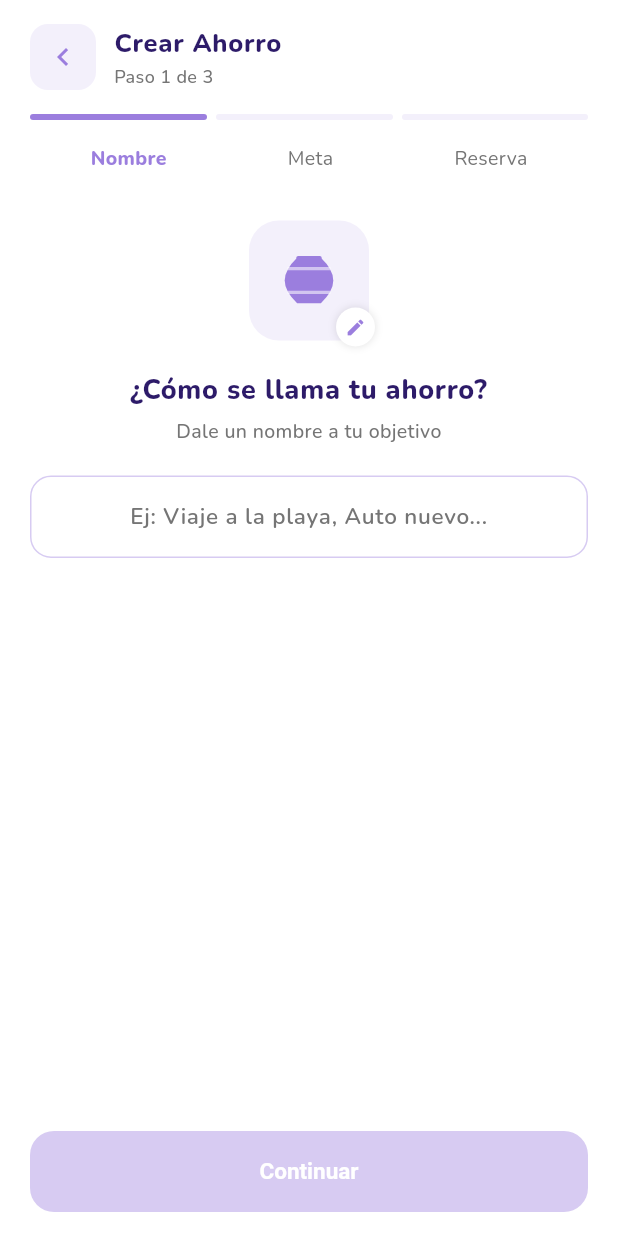
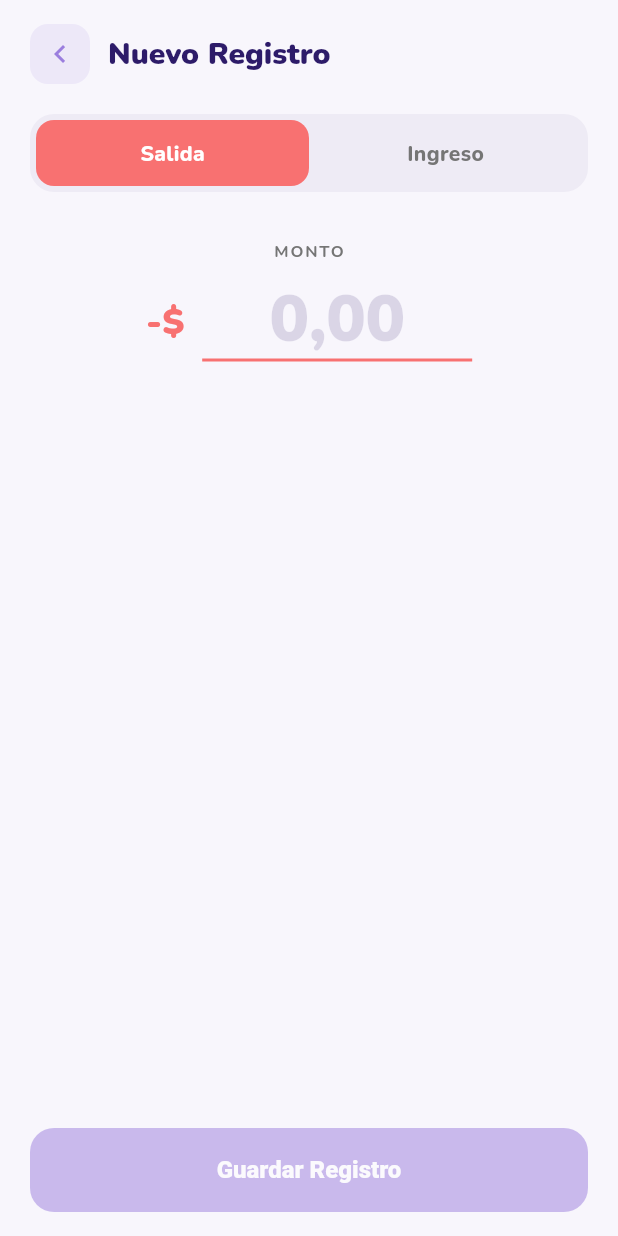
Before and after one commit to ginodisettimio/vitis, a Flutter app: the MainShellScreen screen opened by its route, scrolled down 374 dp, after a tap on "Ver todo", after a tap on the "add" icon, on a phone screen of 412 x 824 dp. Run offline on Flutter 3.47's test engine with Material 3 defaults, Android fonts, the phone set to English and light mode, and no system bars; our stand-ins replace dotted_border, fl_chart.

Commit message:
Added cash register

```diff
--- a/lib/main.dart
+++ b/lib/main.dart
@@ -1,4 +1,5 @@
 import 'package:flutter/material.dart';
+import 'package:vitis/screens/cash_register_screen.dart';
 import 'package:vitis/screens/change_password_screen.dart';
 import 'package:vitis/screens/expenses_screen.dart';
 import 'package:vitis/screens/movements_screen.dart';
@@ -34,6 +35,7 @@ class MainApp extends StatelessWidget {
         "/addwallet": (context) => AddWalletScreen(),
         "/expenses": (context) => ExpensesScreen(),
         "/movements": (context) => MovementsScreen(),
+        "/cashregister": (context) => CashRegisterScreen(),
         "/dashboard": (context) => MainShellScreen(inicial: NavSection.inicio),
         "/wallets": (context) =>
             MainShellScreen(inicial: NavSection.billeteras),
--- /dev/null
+++ b/lib/screens/cash_register_screen.dart
@@ -0,0 +1,119 @@
+import 'package:flutter/material.dart';
+import 'package:vitis/utils/app_theme.dart';
+import 'package:vitis/widgets/amount_input.dart';
+import 'package:vitis/widgets/back_header.dart';
+import 'package:vitis/widgets/form_btn.dart';
+import 'package:vitis/widgets/segmented_toggle.dart';
+
+enum TipoRegistro { salida, ingreso }
+
+class CashRegisterScreen extends StatefulWidget {
+  const CashRegisterScreen({super.key});
+
+  @override
+  State<CashRegisterScreen> createState() => _CashRegisterScreenState();
+}
+
+class _CashRegisterScreenState extends State<CashRegisterScreen> {
+  TipoRegistro _tipo = TipoRegistro.salida;
+  final TextEditingController _montoController = TextEditingController();
+
+  @override
+  void dispose() {
+    _montoController.dispose();
+    super.dispose();
+  }
+
+  double? get _monto {
+    final texto = _montoController.text
+        .replaceAll('.', '')
+        .replaceAll(',', '.');
+    return double.tryParse(texto);
+  }
+
+  bool get _isValid => (_monto ?? 0) > 0;
+
+  void _guardar() {
+    if (!_isValid) return;
+
+    // TODO: acá conectás la lógica real de guardado (API, base local, etc.)
+    debugPrint('Guardar ${_tipo.name}: \$${_monto!.toStringAsFixed(2)}');
+
+    Navigator.pop(context);
+  }
+
+  @override
+  Widget build(BuildContext context) {
+    final theme = Theme.of(context);
+    final colorTipo = _tipo == TipoRegistro.salida
+        ? theme.colorScheme.error
+        : AppTheme.success;
+
+    return Scaffold(
+      body: SafeArea(
+        child: CustomScrollView(
+          slivers: [
+            SliverFillRemaining(
+              hasScrollBody: false,
+              child: Padding(
+                padding: const EdgeInsets.symmetric(
+                  horizontal: 20,
+                  vertical: 16,
+                ),
+                child: Column(
+                  crossAxisAlignment: CrossAxisAlignment.stretch,
+                  children: [
+                    const BackHeader(titulo: 'Nuevo Registro'),
+                    const SizedBox(height: 20),
+
+                    // Switch Salida / Ingreso
+                    SegmentedToggle<TipoRegistro>(
+                      seleccionado: _tipo,
+                      onChanged: (tipo) => setState(() => _tipo = tipo),
+                      opciones: [
+                        SegmentedOption(
+                          valor: TipoRegistro.salida,
+                          texto: 'Salida',
+                          color: theme.colorScheme.error,
+                        ),
+                        const SegmentedOption(
+                          valor: TipoRegistro.ingreso,
+                          texto: 'Ingreso',
+                          color: AppTheme.success,
+                        ),
+                      ],
+                    ),
+                    const SizedBox(height: 32),
+
+                    // Monto
+                    AmountInput(
+                      controller: _montoController,
+                      prefijo: _tipo == TipoRegistro.salida ? '-\$' : '+\$',
+                      color: colorTipo,
+                      onChanged: (_) => setState(() {}),
+                    ),
+
+                    const Spacer(),
+                    const SizedBox(height: 24),
+
+                    // Botón Guardar
+                    Opacity(
+                      opacity: _isValid ? 1.0 : 0.5,
+                      child: SizedBox(
+                        height: 56,
+                        child: FormBtn(
+                          text: 'Guardar Registro',
+                          onPressed: _guardar,
+                        ),
+                      ),
+                    ),
+                  ],
+                ),
+              ),
+            ),
+          ],
+        ),
+      ),
+    );
+  }
+}
--- /dev/null
+++ b/lib/widgets/amount_input.dart
@@ -0,0 +1,85 @@
+import 'package:flutter/material.dart';
+import 'package:flutter/services.dart';
+
+// Monto grande con prefijo (ej: -$ / +$) y subrayado del color indicado.
+class AmountInput extends StatelessWidget {
+  final TextEditingController controller;
+  final String prefijo;
+  final Color color;
+  final ValueChanged<String>? onChanged;
+  final String label;
+
+  const AmountInput({
+    super.key,
+    required this.controller,
+    required this.prefijo,
+    required this.color,
+    this.onChanged,
+    this.label = 'MONTO',
+  });
+
+  @override
+  Widget build(BuildContext context) {
+    final theme = Theme.of(context);
+    final estiloMonto = theme.textTheme.displayLarge?.copyWith(fontSize: 44);
+    final subrayado = UnderlineInputBorder(
+      borderSide: BorderSide(color: color, width: 2),
+    );
+
+    return Column(
+      children: [
+        Text(
+          label,
+          style: theme.textTheme.bodyMedium?.copyWith(
+            fontSize: 11,
+            fontWeight: FontWeight.w700,
+            letterSpacing: 1.2,
+          ),
+        ),
+        const SizedBox(height: 12),
+        Row(
+          mainAxisAlignment: MainAxisAlignment.center,
+          crossAxisAlignment: CrossAxisAlignment.center,
+          children: [
+            Text(
+              prefijo,
+              style: TextStyle(
+                color: color,
+                fontSize: 24,
+                fontWeight: FontWeight.w900,
+              ),
+            ),
+            const SizedBox(width: 12),
+            SizedBox(
+              width: 180,
+              child: TextField(
+                controller: controller,
+                onChanged: onChanged,
+                keyboardType:
+                    const TextInputType.numberWithOptions(decimal: true),
+                inputFormatters: [
+                  FilteringTextInputFormatter.allow(RegExp(r'[0-9.,]')),
+                ],
+                textAlign: TextAlign.center,
+                style: estiloMonto,
+                cursorColor: color,
+                decoration: InputDecoration(
+                  hintText: '0,00',
+                  hintStyle: estiloMonto?.copyWith(
+                    color: theme.colorScheme.onSurface.withValues(alpha: 0.15),
+                  ),
+                  // Sin el relleno de inputDecorationTheme: solo el subrayado.
+                  filled: false,
+                  contentPadding: const EdgeInsets.only(bottom: 4),
+                  border: subrayado,
+                  enabledBorder: subrayado,
+                  focusedBorder: subrayado,
+                ),
+              ),
+            ),
+          ],
+        ),
+      ],
+    );
+  }
+}
--- a/lib/widgets/app_bottom_nav_bar.dart
+++ b/lib/widgets/app_bottom_nav_bar.dart
@@ -1,6 +1,5 @@
 import 'package:flutter/material.dart';
 import 'package:vitis/screens/main_shell_screen.dart';
-import 'package:vitis/screens/new_saving_screen.dart';
 import 'package:vitis/widgets/icon_barrel.dart';
 
 // El orden del enum es el orden de las secciones en MainShellScreen.
@@ -81,18 +80,11 @@ class AppBottomNavBar extends StatelessWidget {
 
 // Botón central "+" que se encastra en el hueco de AppBottomNavBar.
 // Usar junto con floatingActionButtonLocation: FloatingActionButtonLocation.centerDocked.
-// Sin onPressed, abre la pantalla de nuevo ahorro y, al crearlo, muestra la sección Ahorro.
+// Sin onPressed, abre la pantalla de nuevo registro (ingreso / salida).
 class AppFab extends StatelessWidget {
   final VoidCallback? onPressed;
 
   const AppFab({super.key, this.onPressed});
-
-  Future<void> _crearAhorro(BuildContext context) async {
-    final creado = await NewSavingScreen.abrir(context);
-    if (creado && context.mounted) {
-      MainShellScreen.irA(context, NavSection.ahorro);
-    }
-  }
 
   @override
   Widget build(BuildContext context) {
@@ -102,7 +94,8 @@ class AppFab extends StatelessWidget {
       backgroundColor: colorScheme.primary,
       foregroundColor: colorScheme.onPrimary,
       shape: const CircleBorder(),
-      onPressed: onPressed ?? () => _crearAhorro(context),
+      onPressed:
+          onPressed ?? () => Navigator.pushNamed(context, '/cashregister'),
       child: const Icon(Icons.add, size: 28),
     );
   }
--- /dev/null
+++ b/lib/widgets/back_header.dart
@@ -0,0 +1,24 @@
+import 'package:flutter/material.dart';
+import 'package:vitis/widgets/square_back_button.dart';
+
+// Encabezado de pantallas que se abren encima de otra: botón atrás y título.
+class BackHeader extends StatelessWidget {
+  final String titulo;
+  final VoidCallback? onBack;
+
+  const BackHeader({super.key, required this.titulo, this.onBack});
+
+  @override
+  Widget build(BuildContext context) {
+    return Row(
+      children: [
+        SquareBackButton(onTap: onBack),
+        const SizedBox(width: 12),
+        Text(
+          titulo,
+          style: Theme.of(context).textTheme.titleLarge?.copyWith(fontSize: 20),
+        ),
+      ],
+    );
+  }
+}
--- /dev/null
+++ b/lib/widgets/segmented_toggle.dart
@@ -0,0 +1,93 @@
+import 'package:flutter/material.dart';
+
+class SegmentedOption<T> {
+  final T valor;
+  final String texto;
+  final Color color;
+
+  const SegmentedOption({
+    required this.valor,
+    required this.texto,
+    required this.color,
+  });
+}
+
+// Switch segmentado: la opción elegida se pinta con su propio color.
+class SegmentedToggle<T> extends StatelessWidget {
+  final List<SegmentedOption<T>> opciones;
+  final T seleccionado;
+  final ValueChanged<T> onChanged;
+
+  const SegmentedToggle({
+    super.key,
+    required this.opciones,
+    required this.seleccionado,
+    required this.onChanged,
+  });
+
+  @override
+  Widget build(BuildContext context) {
+    final theme = Theme.of(context);
+
+    return Container(
+      padding: const EdgeInsets.all(4),
+      decoration: BoxDecoration(
+        color: theme.colorScheme.onSurface.withValues(alpha: 0.05),
+        borderRadius: BorderRadius.circular(16),
+      ),
+      child: Row(
+        children: [
+          for (final opcion in opciones)
+            _Opcion(
+              texto: opcion.texto,
+              color: opcion.color,
+              activa: opcion.valor == seleccionado,
+              onTap: () => onChanged(opcion.valor),
+            ),
+        ],
+      ),
+    );
+  }
+}
+
+class _Opcion extends StatelessWidget {
+  final String texto;
+  final Color color;
+  final bool activa;
+  final VoidCallback onTap;
+
+  const _Opcion({
+    required this.texto,
+    required this.color,
+    required this.activa,
+    required this.onTap,
+  });
+
+  @override
+  Widget build(BuildContext context) {
+    final theme = Theme.of(context);
+
+    return Expanded(
+      child: GestureDetector(
+        onTap: onTap,
+        child: AnimatedContainer(
+          duration: const Duration(milliseconds: 200),
+          padding: const EdgeInsets.symmetric(vertical: 12),
+          decoration: BoxDecoration(
+            color: activa ? color : Colors.transparent,
+            borderRadius: BorderRadius.circular(12),
+          ),
+          alignment: Alignment.center,
+          child: Text(
+            texto,
+            style: theme.textTheme.bodyMedium?.copyWith(
+              color: activa ? Colors.white : null,
+              fontWeight: FontWeight.w800,
+              fontSize: 14,
+            ),
+          ),
+        ),
+      ),
+    );
+  }
+}
--- /dev/null
+++ b/lib/widgets/square_back_button.dart
@@ -0,0 +1,26 @@
+import 'package:flutter/material.dart';
+
+// Botón cuadrado lila con flecha. Sin onTap, cierra la pantalla actual.
+class SquareBackButton extends StatelessWidget {
+  final VoidCallback? onTap;
+
+  const SquareBackButton({super.key, this.onTap});
+
+  @override
+  Widget build(BuildContext context) {
+    final primary = Theme.of(context).colorScheme.primary;
+
+    return InkWell(
+      onTap: onTap ?? () => Navigator.pop(context),
+      borderRadius: BorderRadius.circular(12),
+      child: Container(
+        padding: const EdgeInsets.all(8),
+        decoration: BoxDecoration(
+          color: primary.withValues(alpha: 0.12),
+          borderRadius: BorderRadius.circular(12),
+        ),
+        child: Icon(Icons.chevron_left, color: primary),
+      ),
+    );
+  }
+}
--- a/lib/widgets/wizard_header.dart
+++ b/lib/widgets/wizard_header.dart
@@ -1,4 +1,5 @@
 import 'package:flutter/material.dart';
+import 'package:vitis/widgets/square_back_button.dart';
 
 // Encabezado de un flujo por pasos: botón atrás, título y "Paso X de N".
 class WizardHeader extends StatelessWidget {
@@ -18,22 +19,10 @@ class WizardHeader extends StatelessWidget {
   @override
   Widget build(BuildContext context) {
     final theme = Theme.of(context);
-    final primary = theme.colorScheme.primary;
 
     return Row(
       children: [
-        InkWell(
-          onTap: onBack,
-          borderRadius: BorderRadius.circular(12),
-          child: Container(
-            padding: const EdgeInsets.all(10),
-            decoration: BoxDecoration(
-              color: primary.withValues(alpha: 0.12),
-              borderRadius: BorderRadius.circular(12),
-            ),
-            child: Icon(Icons.chevron_left, color: primary),
-          ),
-        ),
+        SquareBackButton(onTap: onBack),
         const SizedBox(width: 12),
         Column(
           crossAxisAlignment: CrossAxisAlignment.start,
```
